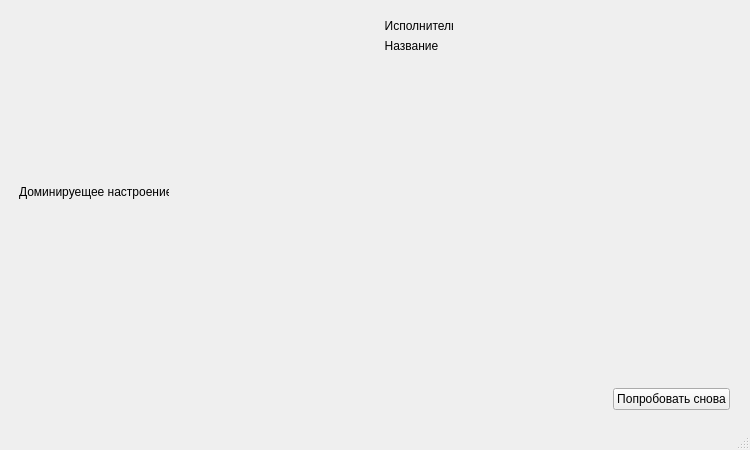
GlebKirsan/repka, file tone.ui: the form before one commit.
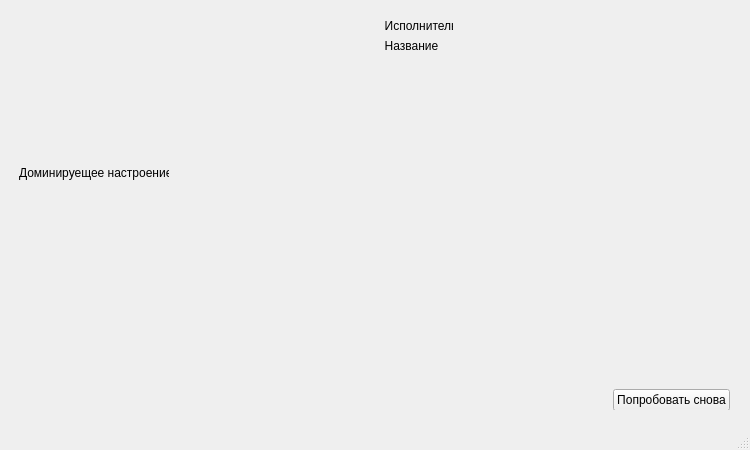
The form after the commit.

The edit to the form file:
```diff
--- a/tone.ui
+++ b/tone.ui
@@ -150,7 +150,7 @@
        <property name="minimumSize">
         <size>
          <width>0</width>
-         <height>50</height>
+         <height>160</height>
         </size>
        </property>
        <property name="text">
```
